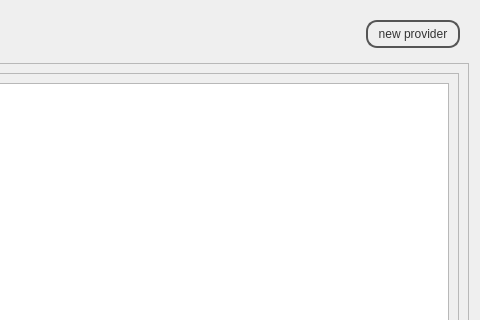
Above: penyamanager/admin/providermanagerview.ui from eguzki/penyamanager before the change; both pictures show x 720 to 1200 and y 0 to 320 of the 1200 by 1000 pixel window. Below: the same form after it.
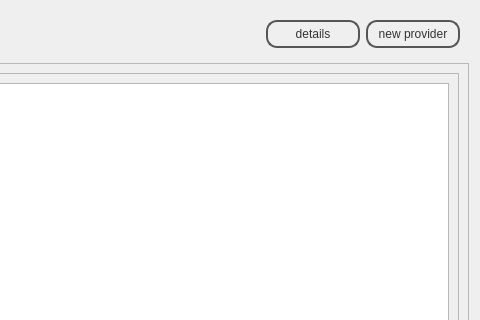
That is the form after the change.

Commit message: in admin app, edit provider

```diff
--- a/penyamanager/admin/providermanagerview.ui
+++ b/penyamanager/admin/providermanagerview.ui
@@ -90,6 +90,16 @@
         </property>
        </spacer>
       </item>
+      <item>
+       <widget class="QPushButton" name="editProviderPushButton">
+        <property name="enabled">
+         <bool>false</bool>
+        </property>
+        <property name="text">
+         <string>details</string>
+        </property>
+       </widget>
+      </item>
       <item>
        <widget class="QPushButton" name="newProviderPushButton">
         <property name="text">
```
The commit also changes 25 other files.
